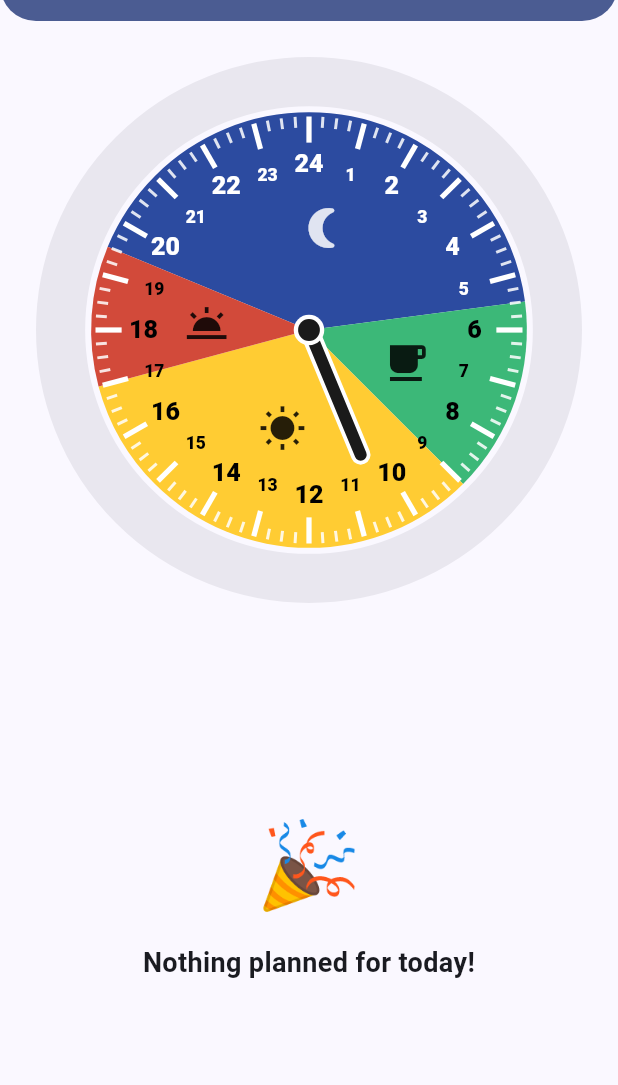
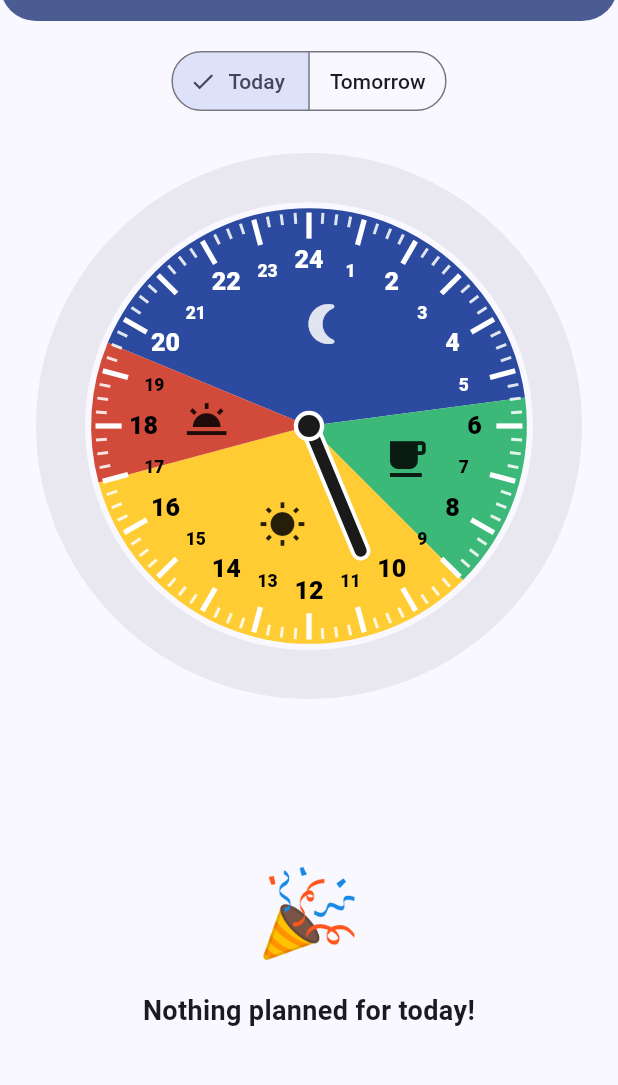
Before and after one commit to elkuku/K24HoursPlanner, a Flutter app: the HomeScreen screen opened directly, on a phone screen of 412 x 824 dp, the part 63-1148 px from its top. Run offline on Flutter 3.47's test engine with Material 3 defaults, Android fonts, the phone set to English and light mode, and no system bars; our stand-ins replace flutter_riverpod, google_sign_in, shared_preferences; missing offline and left inert: extension_google_sign_in_as_googleapis_auth, googleapis; accounts and stored records are empty.

Commit message:
Add a Today/Tomorrow toggle to the home screen
Lets the user preview tomorrow's calendar events on the clock and list,
not just today's. CalendarService.fetchToday becomes fetchForDate(date),
and a new selectedDayProvider drives which day todayTasksProvider fetches.

```diff
--- a/lib/data/calendar/calendar_service.dart
+++ b/lib/data/calendar/calendar_service.dart
@@ -32,12 +32,11 @@ class CalendarService {
     return api;
   }
 
-  /// Recurring tasks scheduled today, plus one-off tasks whose date is
-  /// today — expanded server-side by the Calendar API.
-  Future<List<PlannerTask>> fetchToday() async {
+  /// Recurring tasks scheduled on [date], plus one-off tasks whose date is
+  /// [date] — expanded server-side by the Calendar API.
+  Future<List<PlannerTask>> fetchForDate(DateTime date) async {
     final api = await _apiClient();
-    final now = DateTime.now();
-    final startOfDay = DateTime(now.year, now.month, now.day);
+    final startOfDay = DateTime(date.year, date.month, date.day);
     final endOfDay = startOfDay.add(const Duration(days: 1));
     final events = await api.events.list(
       _kPrimaryCalendarId,
--- a/lib/features/home/home_screen.dart
+++ b/lib/features/home/home_screen.dart
@@ -17,6 +17,7 @@ class HomeScreen extends ConsumerWidget {
   Widget build(BuildContext context, WidgetRef ref) {
     final todayTasksAsync = ref.watch(todayTasksProvider);
     final appTitle = ref.watch(appTitleProvider).value ?? kDefaultAppTitle;
+    final selectedDay = ref.watch(selectedDayProvider);
 
     return Scaffold(
       appBar: AppBar(
@@ -32,24 +33,46 @@ class HomeScreen extends ConsumerWidget {
           const SizedBox(width: 8),
         ],
       ),
-      body: switch (todayTasksAsync) {
+      body: Column(
+        children: [
+          Padding(
+            padding: const EdgeInsets.fromLTRB(24, 16, 24, 0),
+            child: SegmentedButton<PlannerDay>(
+              segments: const [
+                ButtonSegment(value: PlannerDay.today, label: Text('Today')),
+                ButtonSegment(
+                  value: PlannerDay.tomorrow,
+                  label: Text('Tomorrow'),
+                ),
+              ],
+              selected: {selectedDay},
+              onSelectionChanged: (selection) =>
+                  ref.read(selectedDayProvider.notifier).select(selection.first),
+            ),
+          ),
+          Expanded(
+            child: switch (todayTasksAsync) {
               AsyncError(:final error) => Center(
                 child: Text('Failed to load tasks: $error'),
               ),
               AsyncValue(:final value?) => RefreshIndicator(
                 onRefresh: () => ref.refresh(todayTasksProvider.future),
-          child: _TaskListBody(tasks: value),
+                child: _TaskListBody(tasks: value, selectedDay: selectedDay),
               ),
               _ => const Center(child: CircularProgressIndicator()),
             },
+          ),
+        ],
+      ),
     );
   }
 }
 
 class _TaskListBody extends StatelessWidget {
-  const _TaskListBody({required this.tasks});
+  const _TaskListBody({required this.tasks, required this.selectedDay});
 
   final List<PlannerTask> tasks;
+  final PlannerDay selectedDay;
 
   @override
   Widget build(BuildContext context) {
@@ -73,18 +96,20 @@ class _TaskListBody extends StatelessWidget {
           ),
         ),
         if (todayTasks.isEmpty)
-          const SliverFillRemaining(
+          SliverFillRemaining(
             hasScrollBody: false,
             child: Center(
               child: Padding(
-                padding: EdgeInsets.all(24),
+                padding: const EdgeInsets.all(24),
                 child: Column(
                   mainAxisSize: MainAxisSize.min,
                   children: [
-                    Text('🎉', style: TextStyle(fontSize: 56)),
-                    SizedBox(height: 12),
+                    const Text('🎉', style: TextStyle(fontSize: 56)),
+                    const SizedBox(height: 12),
                     Text(
-                      'Nothing planned for today!',
+                      selectedDay == PlannerDay.today
+                          ? 'Nothing planned for today!'
+                          : 'Nothing planned for tomorrow!',
                       style: TextStyle(fontSize: 18, fontWeight: FontWeight.w700),
                       textAlign: TextAlign.center,
                     ),
--- a/lib/features/tasks/providers/task_providers.dart
+++ b/lib/features/tasks/providers/task_providers.dart
@@ -31,13 +31,40 @@ final calendarServiceProvider = Provider<CalendarService?>((ref) {
   return CalendarService(account);
 });
 
-/// Recurring tasks scheduled today, plus one-off tasks whose date is today
-/// — fetched fresh from Google Calendar (recurrence expansion happens
-/// server-side). There's no live stream like the old Drift-backed version,
-/// so callers must `ref.invalidate(todayTasksProvider)` after any
-/// create/update/delete to refresh.
+/// Which day's tasks are currently displayed on the home screen.
+enum PlannerDay {
+  today,
+  tomorrow;
+
+  DateTime toDate() {
+    final now = DateTime.now();
+    final today = DateTime(now.year, now.month, now.day);
+    return switch (this) {
+      PlannerDay.today => today,
+      PlannerDay.tomorrow => today.add(const Duration(days: 1)),
+    };
+  }
+}
+
+class SelectedDayNotifier extends Notifier<PlannerDay> {
+  @override
+  PlannerDay build() => PlannerDay.today;
+
+  void select(PlannerDay day) => state = day;
+}
+
+final selectedDayProvider = NotifierProvider<SelectedDayNotifier, PlannerDay>(
+  SelectedDayNotifier.new,
+);
+
+/// Recurring tasks scheduled on [selectedDayProvider]'s date, plus one-off
+/// tasks whose date matches — fetched fresh from Google Calendar (recurrence
+/// expansion happens server-side). There's no live stream like the old
+/// Drift-backed version, so callers must `ref.invalidate(todayTasksProvider)`
+/// after any create/update/delete to refresh.
 final todayTasksProvider = FutureProvider<List<PlannerTask>>((ref) async {
   final calendarService = ref.watch(calendarServiceProvider);
   if (calendarService == null) return const [];
-  return calendarService.fetchToday();
+  final date = ref.watch(selectedDayProvider).toDate();
+  return calendarService.fetchForDate(date);
 });
```
Also changed, not shown: 1 other file. Lines whose indentation alone changed are shown as unchanged.
